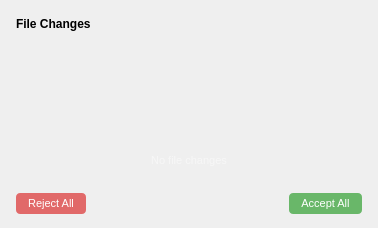
Qt form App/panes/ai_chat/file_diff_list_widget.ui (fengzhu2007/anycode) before a commit.
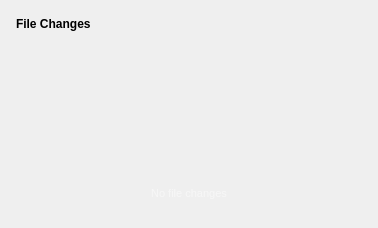
The same form after that commit.

```diff
--- a/App/panes/ai_chat/file_diff_list_widget.ui
+++ b/App/panes/ai_chat/file_diff_list_widget.ui
@@ -112,76 +112,6 @@
      </property>
     </widget>
    </item>
-   <item>
-    <widget class="QWidget" name="sep2" native="true">
-     <property name="styleSheet">
-      <string notr="true">background: rgba(255,255,255,20);</string>
-     </property>
-     <property name="fixedHeight" stdset="0">
-      <number>1</number>
-     </property>
-    </widget>
-   </item>
-   <item>
-    <widget class="QWidget" name="btnBar" native="true">
-     <layout class="QHBoxLayout" name="btnLayout">
-      <property name="spacing">
-       <number>6</number>
-      </property>
-      <property name="leftMargin">
-       <number>8</number>
-      </property>
-      <property name="topMargin">
-       <number>6</number>
-      </property>
-      <property name="rightMargin">
-       <number>8</number>
-      </property>
-      <property name="bottomMargin">
-       <number>6</number>
-      </property>
-      <item>
-       <widget class="QPushButton" name="rejectBtn">
-        <property name="cursor">
-         <cursorShape>PointingHandCursor</cursorShape>
-        </property>
-        <property name="styleSheet">
-         <string notr="true">QPushButton{background: rgba(220,50,50,180); color: white; border: none; border-radius: 4px; padding: 4px 12px; font-size: 11px;}QPushButton:hover{background: rgba(220,50,50,220);}</string>
-        </property>
-        <property name="text">
-         <string>Reject All</string>
-        </property>
-       </widget>
-      </item>
-      <item>
-       <spacer name="btnSpacer">
-        <property name="orientation">
-         <enum>Qt::Horizontal</enum>
-        </property>
-        <property name="sizeHint" stdset="0">
-         <size>
-          <width>40</width>
-          <height>20</height>
-         </size>
-        </property>
-       </spacer>
-      </item>
-      <item>
-       <widget class="QPushButton" name="acceptBtn">
-        <property name="cursor">
-         <cursorShape>PointingHandCursor</cursorShape>
-        </property>
-        <property name="styleSheet">
-         <string notr="true">QPushButton{background: rgba(50,160,50,180); color: white; border: none; border-radius: 4px; padding: 4px 12px; font-size: 11px;}QPushButton:hover{background: rgba(50,160,50,220);}</string>
-        </property>
-        <property name="text">
-         <string>Accept All</string>
-        </property>
-       </widget>
-      </item>
-     </layout>
-    </widget>
-   </item>
   </layout>
  </widget>
  <resources/>
```
